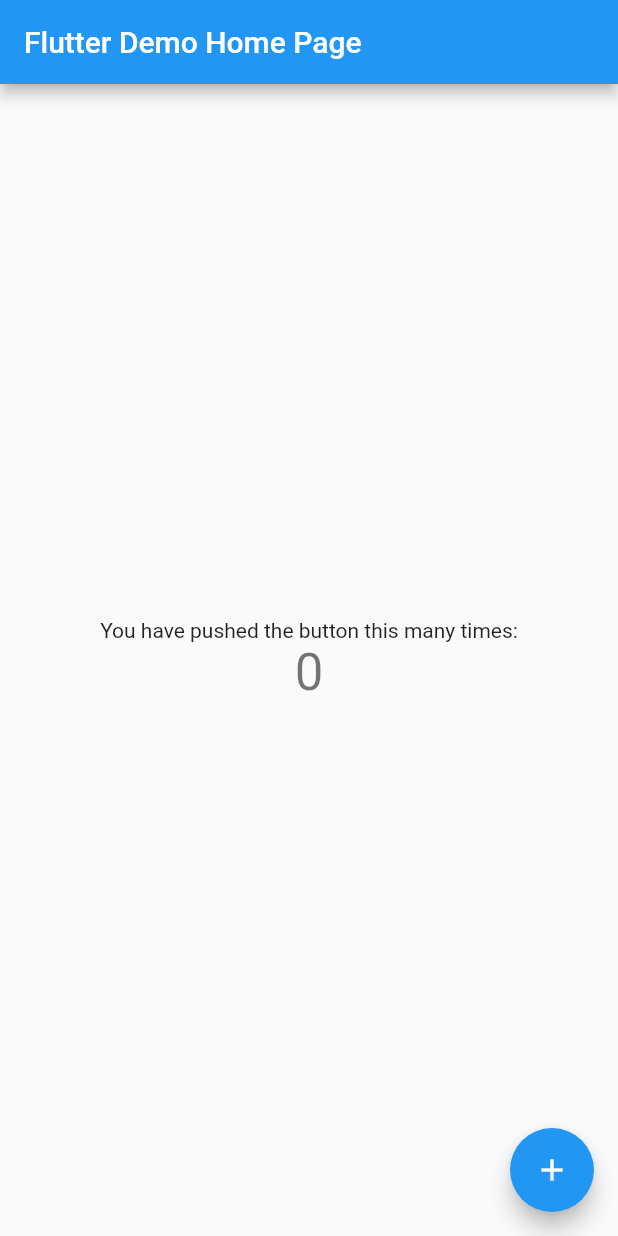
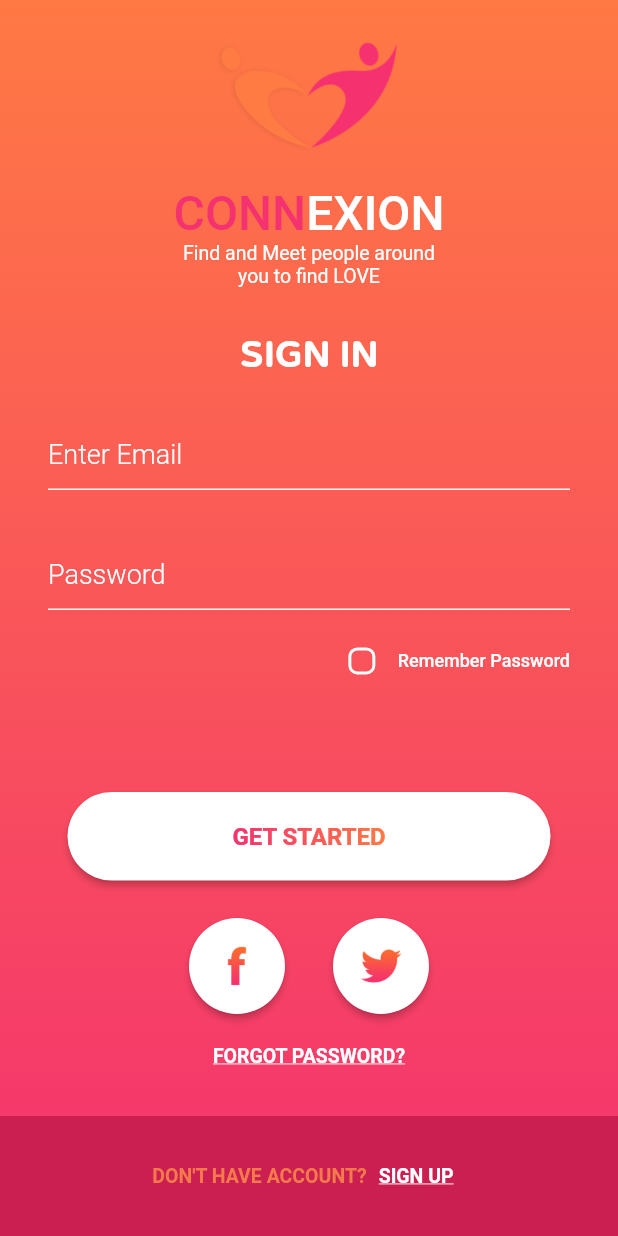
Before and after one commit to huybnd-1817/flutter-examination, a Flutter app: the screen it shows after launch, on a phone screen of 412 x 824 dp. Run offline on Flutter 3.47's test engine with Material 2 defaults, Android fonts, the phone set to English and light mode, and no system bars.

Commit message:
Implement UI for login page

```diff
--- /dev/null
+++ b/flutter_examination/lib/custom_views/gradient_text.dart
@@ -0,0 +1,24 @@
+import 'package:flutter/material.dart';
+
+class GradientText extends StatelessWidget {
+  const GradientText(
+    this.text, {
+    required this.gradient,
+    this.style,
+  });
+
+  final String text;
+  final TextStyle? style;
+  final Gradient gradient;
+
+  @override
+  Widget build(BuildContext context) {
+    return ShaderMask(
+      blendMode: BlendMode.srcIn,
+      shaderCallback: (bounds) => gradient.createShader(
+        Rect.fromLTWH(0, 0, bounds.width, bounds.height),
+      ),
+      child: Text(text, style: style),
+    );
+  }
+}
--- /dev/null
+++ b/flutter_examination/lib/helpers/assets_factory.dart
@@ -0,0 +1,5 @@
+class AssetsFactory {
+  static String appIcon = 'assets/connexion.png';
+  static String facebookIcon = 'assets/ic_fb.png';
+  static String twitterIcon = 'assets/ic_tw.png';
+}
--- /dev/null
+++ b/flutter_examination/lib/helpers/device_helper.dart
@@ -0,0 +1,26 @@
+import 'package:flutter/widgets.dart';
+
+class DeviceHelper {
+  static double screenWidth = 0;
+  static double screenHeight = 0;
+  static double blockSizeHorizontal = 0;
+  static double blockSizeVertical = 0;
+  static bool isShortestSize = false;
+  static bool hasSafeArea = false;
+  final double _shortestSide = 568.0; // Screen height of iPhone 5s
+
+  void init(BuildContext context) {
+    var _mediaQueryData = MediaQuery.of(context);
+    screenWidth = _mediaQueryData.size.width;
+    screenHeight = _mediaQueryData.size.height;
+    blockSizeHorizontal = screenWidth / 100;
+    blockSizeVertical = screenHeight / 100;
+    isShortestSize = screenHeight <= _shortestSide;
+    if (_mediaQueryData.viewPadding.bottom > 0 &&
+        _mediaQueryData.viewPadding.top > 0) {
+      hasSafeArea = true;
+    } else {
+      hasSafeArea = false;
+    }
+  }
+}
--- /dev/null
+++ b/flutter_examination/lib/helpers/themes.dart
@@ -0,0 +1,49 @@
+import 'package:flutter/material.dart';
+
+//================================================================================
+// Colors
+//================================================================================
+
+Color activeCheckBoxColor = const Color.fromRGBO(244, 129, 73, 1);
+
+//================================================================================
+// Text Styles
+//================================================================================
+
+TextStyle hintTextStyle = const TextStyle(
+    fontSize: 18, fontWeight: FontWeight.w300, color: Colors.white);
+
+//================================================================================
+// Input Border Styles
+//================================================================================
+
+InputBorder inputBorderStyle = const UnderlineInputBorder(borderSide: BorderSide(color: Colors.white));
+
+//================================================================================
+// Button Styles
+//================================================================================
+
+ButtonStyle circleButtonStyle = ElevatedButton.styleFrom(
+  shape: const CircleBorder(),
+  padding: const EdgeInsets.all(16),
+  primary: Colors.white,
+);
+
+ButtonStyle stadiumButtonStyle = ElevatedButton.styleFrom(
+  padding: const EdgeInsets.symmetric(horizontal: 32.0, vertical: 20.0),
+  primary: Colors.white,
+  shape: const StadiumBorder(),
+);
+
+//================================================================================
+// Box Decorations
+//================================================================================
+
+BoxDecoration backgroundDecoration = const BoxDecoration(
+    gradient: LinearGradient(
+        begin: Alignment.topCenter,
+        end: Alignment.bottomCenter,
+        colors: [
+      Color.fromRGBO(255, 121, 68, 1),
+      Color.fromRGBO(244, 50, 111, 1)
+    ]));
--- a/flutter_examination/lib/main.dart
+++ b/flutter_examination/lib/main.dart
@@ -1,4 +1,6 @@
 import 'package:flutter/material.dart';
+
+import 'views/login/login_page.dart';
 
 void main() {
   runApp(const MyApp());
@@ -13,103 +15,10 @@ class MyApp extends StatelessWidget {
     return MaterialApp(
       title: 'Flutter Demo',
       theme: ThemeData(
-        // This is the theme of your application.
-        //
-        // Try running your application with "flutter run". You'll see the
-        // application has a blue toolbar. Then, without quitting the app, try
-        // changing the primarySwatch below to Colors.green and then invoke
-        // "hot reload" (press "r" in the console where you ran "flutter run",
-        // or simply save your changes to "hot reload" in a Flutter IDE).
-        // Notice that the counter didn't reset back to zero; the application
-        // is not restarted.
         primarySwatch: Colors.blue,
+        unselectedWidgetColor: Colors.white
       ),
-      home: const MyHomePage(title: 'Flutter Demo Home Page'),
+      home: const LoginPage(),
     );
   }
 }
-
-class MyHomePage extends StatefulWidget {
-  const MyHomePage({Key? key, required this.title}) : super(key: key);
-
-  // This widget is the home page of your application. It is stateful, meaning
-  // that it has a State object (defined below) that contains fields that affect
-  // how it looks.
-
-  // This class is the configuration for the state. It holds the values (in this
-  // case the title) provided by the parent (in this case the App widget) and
-  // used by the build method of the State. Fields in a Widget subclass are
-  // always marked "final".
-
-  final String title;
-
-  @override
-  State<MyHomePage> createState() => _MyHomePageState();
-}
-
-class _MyHomePageState extends State<MyHomePage> {
-  int _counter = 0;
-
-  void _incrementCounter() {
-    setState(() {
-      // This call to setState tells the Flutter framework that something has
-      // changed in this State, which causes it to rerun the build method below
-      // so that the display can reflect the updated values. If we changed
-      // _counter without calling setState(), then the build method would not be
-      // called again, and so nothing would appear to happen.
-      _counter++;
-    });
-  }
-
-  @override
-  Widget build(BuildContext context) {
-    // This method is rerun every time setState is called, for instance as done
-    // by the _incrementCounter method above.
-    //
-    // The Flutter framework has been optimized to make rerunning build methods
-    // fast, so that you can just rebuild anything that needs updating rather
-    // than having to individually change instances of widgets.
-    return Scaffold(
-      appBar: AppBar(
-        // Here we take the value from the MyHomePage object that was created by
-        // the App.build method, and use it to set our appbar title.
-        title: Text(widget.title),
-      ),
-      body: Center(
-        // Center is a layout widget. It takes a single child and positions it
-        // in the middle of the parent.
-        child: Column(
-          // Column is also a layout widget. It takes a list of children and
-          // arranges them vertically. By default, it sizes itself to fit its
-          // children horizontally, and tries to be as tall as its parent.
-          //
-          // Invoke "debug painting" (press "p" in the console, choose the
-          // "Toggle Debug Paint" action from the Flutter Inspector in Android
-          // Studio, or the "Toggle Debug Paint" command in Visual Studio Code)
-          // to see the wireframe for each widget.
-          //
-          // Column has various properties to control how it sizes itself and
-          // how it positions its children. Here we use mainAxisAlignment to
-          // center the children vertically; the main axis here is the vertical
-          // axis because Columns are vertical (the cross axis would be
-          // horizontal).
-          mainAxisAlignment: MainAxisAlignment.center,
-          children: <Widget>[
-            const Text(
-              'You have pushed the button this many times:',
-            ),
-            Text(
-              '$_counter',
-              style: Theme.of(context).textTheme.headline4,
-            ),
-          ],
-        ),
-      ),
-      floatingActionButton: FloatingActionButton(
-        onPressed: _incrementCounter,
-        tooltip: 'Increment',
-        child: const Icon(Icons.add),
-      ), // This trailing comma makes auto-formatting nicer for build methods.
-    );
-  }
-}
--- /dev/null
+++ b/flutter_examination/lib/views/login/login_page.dart
@@ -0,0 +1,283 @@
+import 'package:flutter/material.dart';
+import 'package:flutter_examination/custom_views/gradient_text.dart';
+import 'package:flutter_examination/helpers/assets_factory.dart';
+import 'package:flutter_examination/helpers/device_helper.dart';
+import 'package:flutter_examination/helpers/themes.dart';
+
+class LoginPage extends StatefulWidget {
+  const LoginPage({Key? key}) : super(key: key);
+
+  @override
+  State<LoginPage> createState() => _LoginPageState();
+}
+
+class _LoginPageState extends State<LoginPage> {
+  // MARK: - Properties
+
+  String _email = "";
+  String _password = "";
+  bool _rememberPassValue = false;
+
+  @override
+  Widget build(BuildContext context) {
+    DeviceHelper().init(context);
+    return GestureDetector(
+      onTap: () {
+        _onDismissKeyboard(context);
+      },
+      child: _contentView(),
+    );
+  }
+
+  // MARK: - Child Widgets
+
+  Widget _contentView() {
+    return Container(
+      decoration: backgroundDecoration,
+      child: Scaffold(
+        resizeToAvoidBottomInset: false,
+        backgroundColor: Colors.transparent,
+        body: Center(
+          child: Column(
+            mainAxisAlignment: MainAxisAlignment.start,
+            children: <Widget>[
+              SafeArea(bottom: false, child: _appIconImage()),
+              _appNameText(),
+              _descriptionText(),
+              Padding(
+                padding: const EdgeInsets.fromLTRB(0, 32, 0, 25),
+                child: _signInText(),
+              ),
+              Padding(
+                padding: const EdgeInsets.fromLTRB(32, 0, 32, 32),
+                child: _emailTextField(),
+              ),
+              Padding(
+                padding: const EdgeInsets.fromLTRB(32, 0, 32, 10),
+                child: _passwordTextField(),
+              ),
+              Padding(
+                padding: const EdgeInsets.symmetric(horizontal: 32),
+                child: _rememberPasswordCheckBox(),
+              ),
+              const Spacer(),
+              Padding(
+                padding: const EdgeInsets.fromLTRB(45, 0, 45, 25),
+                child: _getStartedButton(),
+              ),
+              Row(
+                mainAxisAlignment: MainAxisAlignment.center,
+                children: <Widget>[
+                  _facebookButton(),
+                  const SizedBox(width: 32),
+                  _twitterButton()
+                ],
+              ),
+              const SizedBox(height: 4),
+              _forgotPasswordButton(),
+              const SizedBox(height: 16),
+              _signUpView(),
+            ],
+          ),
+        ),
+      ),
+    );
+  }
+
+  Widget _appIconImage() {
+    return Image(
+      image: AssetImage(AssetsFactory.appIcon),
+      height: (DeviceHelper.screenHeight * 0.15),
+    );
+  }
+
+  Widget _appNameText() {
+    return RichText(
+      text: const TextSpan(
+        style: TextStyle(
+            fontFamily: 'ArtegraSoft',
+            fontWeight: FontWeight.w500,
+            fontSize: 32),
+        children: <TextSpan>[
+          TextSpan(
+              text: 'CONN',
+              style: TextStyle(color: Color.fromRGBO(244, 50, 111, 1))),
+          TextSpan(text: 'EXION', style: TextStyle(color: Colors.white)),
+        ],
+      ),
+    );
+  }
+
+  Widget _descriptionText() {
+    return const Text(
+      'Find and Meet people around \nyou to find LOVE',
+      textAlign: TextAlign.center,
+      style: TextStyle(
+        fontWeight: FontWeight.w400,
+        fontSize: 13,
+        color: Colors.white,
+      ),
+    );
+  }
+
+  Widget _signInText() {
+    return const Text('SIGN IN',
+        style: TextStyle(
+          fontFamily: "ArtegraSoft",
+          fontWeight: FontWeight.w300,
+          fontSize: 24,
+          color: Colors.white,
+        ));
+  }
+
+  Widget _emailTextField() {
+    return TextField(
+      autocorrect: false,
+      cursorColor: Colors.white,
+      keyboardType: TextInputType.emailAddress,
+      style: const TextStyle(color: Colors.white),
+      decoration: InputDecoration(
+        hintText: "Enter Email",
+        hintStyle: hintTextStyle,
+        enabledBorder: inputBorderStyle,
+        focusedBorder: inputBorderStyle,
+      ),
+      onChanged: (text) {
+        _email = text;
+      },
+    );
+  }
+
+  Widget _passwordTextField() {
+    return TextField(
+      autocorrect: false,
+      obscureText: true,
+      cursorColor: Colors.white,
+      style: const TextStyle(color: Colors.white),
+      decoration: InputDecoration(
+        hintText: "Password",
+        hintStyle: hintTextStyle,
+        enabledBorder: inputBorderStyle,
+        focusedBorder: inputBorderStyle,
+      ),
+      onChanged: (text) {
+        _password = text;
+      },
+    );
+  }
+
+  Widget _rememberPasswordCheckBox() {
+    return GestureDetector(
+      onTap: () {
+        setState(() {
+          _rememberPassValue = !_rememberPassValue;
+        });
+      },
+      child: Row(
+        children: <Widget>[
+          const Spacer(),
+          Checkbox(
+              activeColor: activeCheckBoxColor,
+              shape: RoundedRectangleBorder(
+                  borderRadius: BorderRadius.circular(6)),
+              value: _rememberPassValue,
+              onChanged: _onRememberPasswordChanged),
+          const Text("Remember Password",
+              style: TextStyle(
+                  color: Colors.white,
+                  fontSize: 12,
+                  fontWeight: FontWeight.w500))
+        ],
+      ),
+    );
+  }
+
+  Widget _getStartedButton() {
+    return Container(
+      width: double.infinity,
+      child: ElevatedButton(
+        style: stadiumButtonStyle,
+        child: GradientText(
+          "Get started".toUpperCase(),
+          style: const TextStyle(fontSize: 16, fontWeight: FontWeight.w700),
+          gradient: const LinearGradient(colors: [
+            Color.fromRGBO(244, 50, 111, 1),
+            Color.fromRGBO(255, 121, 68, 1),
+          ]),
+        ),
+        onPressed: () {},
+      ),
+    );
+  }
+
+  Widget _facebookButton() {
+    return ElevatedButton(
+      onPressed: () {},
+      child: Image(image: AssetImage(AssetsFactory.facebookIcon), height: 32),
+      style: circleButtonStyle,
+    );
+  }
+
+  Widget _twitterButton() {
+    return ElevatedButton(
+      onPressed: () {},
+      child: Image(image: AssetImage(AssetsFactory.twitterIcon), height: 32),
+      style: circleButtonStyle,
+    );
+  }
+
+  Widget _forgotPasswordButton() {
+    return TextButton(
+      child: Text("Forgot password?".toUpperCase(),
+          style: const TextStyle(
+              decoration: TextDecoration.underline,
+              color: Colors.white,
+              fontSize: 13,
+              fontWeight: FontWeight.w600)),
+      onPressed: () {},
+    );
+  }
+
+  Widget _signUpView() {
+    return Container(
+      color: const Color.fromRGBO(203, 31, 81, 1),
+      padding: const EdgeInsets.fromLTRB(0, 16, 0, 16),
+      child: Row(
+        mainAxisAlignment: MainAxisAlignment.center,
+        children: <Widget>[
+          Text("Don't have account?".toUpperCase(),
+              style: const TextStyle(
+                  color: Color.fromRGBO(244, 122, 75, 1),
+                  fontSize: 13,
+                  fontWeight: FontWeight.w700)),
+          _signUpButton()
+        ],
+      ),
+    );
+  }
+
+  Widget _signUpButton() {
+    return TextButton(
+      child: Text("Sign Up".toUpperCase(),
+          style: const TextStyle(
+              decoration: TextDecoration.underline,
+              color: Colors.white,
+              fontSize: 13,
+              fontWeight: FontWeight.w700)),
+      onPressed: () {},
+    );
+  }
+
+  // MARK: - Private Methods
+
+  void _onRememberPasswordChanged(bool? newValue) => setState(() {
+        _rememberPassValue = newValue ?? false;
+      });
+
+  void _onDismissKeyboard(BuildContext context) {
+    FocusScopeNode currentFocus = FocusScope.of(context);
+    if (!currentFocus.hasPrimaryFocus) {
+      currentFocus.unfocus();
+    }
+  }
+}
```
Also changed, not shown: flutter_examination/pubspec.yaml (+15 -15 lines), flutter_examination/assets/connexion.png (added), flutter_examination/assets/ic_fb.png (added), flutter_examination/assets/ic_tw.png (added), flutter_examination/fonts/ArtegraSoft-Bold.ttf (added), flutter_examination/fonts/ArtegraSoft-Light.ttf (added), flutter_examination/fonts/ArtegraSoft-Medium.ttf (added), flutter_examination/fonts/ArtegraSoft-Regular.ttf (added), flutter_examination/fonts/ArtegraSoft-SemiBold.ttf (added).
